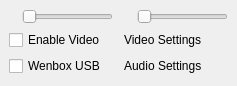
Above: wengophone/src/presentation/qt/WengoPhoneWindowConfigPanel.ui from tkrotoff/WengoPhone before the change. Below: the same form after it.
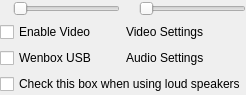
That is the form after the change. Icons and pictures are not drawn.

Commit message: Refactoring on configuration panels

Patch:
```diff
--- a/wengophone/src/presentation/qt/WengoPhoneWindowConfigPanel.ui
+++ b/wengophone/src/presentation/qt/WengoPhoneWindowConfigPanel.ui
@@ -8,16 +8,24 @@
    <rect>
     <x>0</x>
     <y>0</y>
-    <width>237</width>
-    <height>86</height>
+    <width>224</width>
+    <height>95</height>
    </rect>
   </property>
   <layout class="QGridLayout" >
    <property name="margin" >
-    <number>9</number>
+    <number>0</number>
    </property>
    <property name="spacing" >
-    <number>11</number>
+    <number>0</number>
+   </property>
+   <item row="0" column="0" >
+    <layout class="QGridLayout" >
+     <property name="margin" >
+      <number>0</number>
+     </property>
+     <property name="spacing" >
+      <number>6</number>
    </property>
    <item row="0" column="1" >
     <layout class="QGridLayout" >
@@ -90,6 +98,15 @@
       <widget class="QLabel" name="inputSoundLabel" >
        <property name="pixmap" >
         <pixmap resource="wengophone.qrc" >:/pics/microphone.png</pixmap>
+         </property>
+        </widget>
+       </item>
+      </layout>
+     </item>
+     <item row="1" column="0" colspan="2" >
+      <widget class="QCheckBox" name="halfDuplexCheckBox" >
+       <property name="text" >
+        <string>Check this box when using loud speakers</string>
        </property>
       </widget>
      </item>
```
Lines whose indentation alone changed are shown as unchanged. The commit also changes 60 other files.
